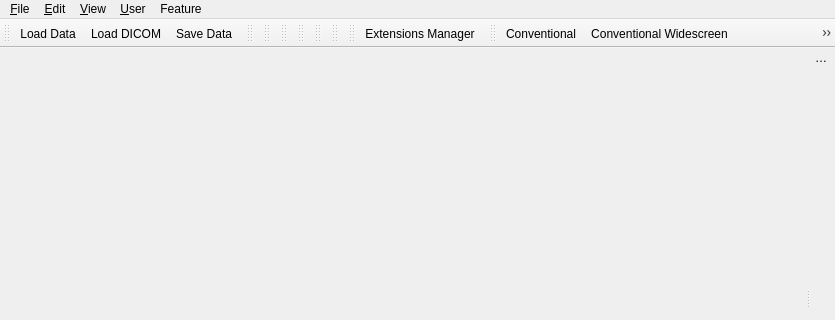
The window that Base/QTApp/Resources/UI/qSlicerMainWindow.ui (MikhayEeer/MedAI) describes before a commit, drawn with Qt 5; both pictures show x 0 to 835 and y 0 to 320 of the 835 by 570 pixel window.
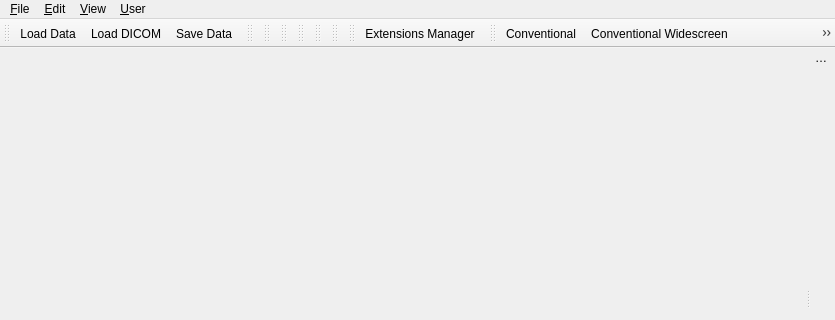
The same window after the commit. Icons and pictures are not drawn. Custom widgets are drawn as their Qt base class.

Commit message: 隐藏下旧版ai,并fix提示

Patch:
```diff
--- a/Base/QTApp/Resources/UI/qSlicerMainWindow.ui
+++ b/Base/QTApp/Resources/UI/qSlicerMainWindow.ui
@@ -303,7 +303,7 @@
     <addaction name="actionViewUserInfo"/>
     <addaction name="actionReviewPermission"/>
    </widget>
-   <widget class="QMenu" name="AIMenu">
+   <!-- <widget class="QMenu" name="AIMenu">
     <property name="title">
      <string>Feature</string>
     </property>
@@ -313,7 +313,7 @@
     <addaction name="actionAIAirwayAuto"/>
     <addaction name="actionAIVesselAuto"/>
     <addaction name="actionAIFeiDuanAuto"/>
-   </widget>
+   </widget> -->
    <addaction name="FileMenu"/>
    <addaction name="EditMenu"/>
    <addaction name="ViewMenu"/>
```
The commit also changes 1 other file.
